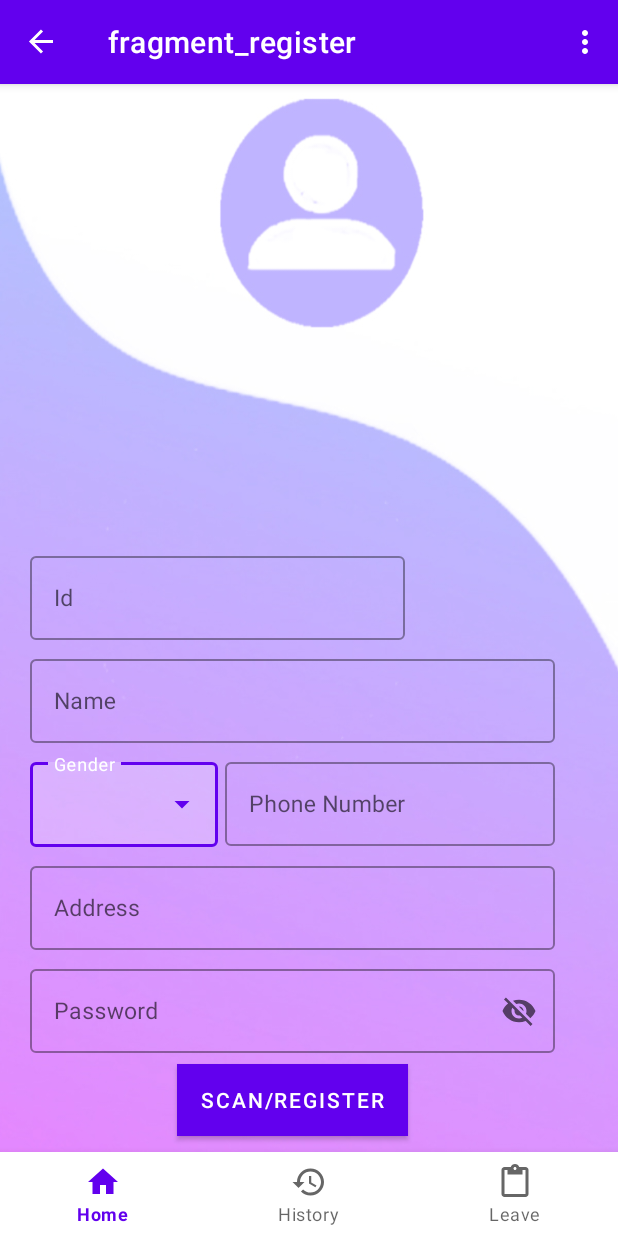
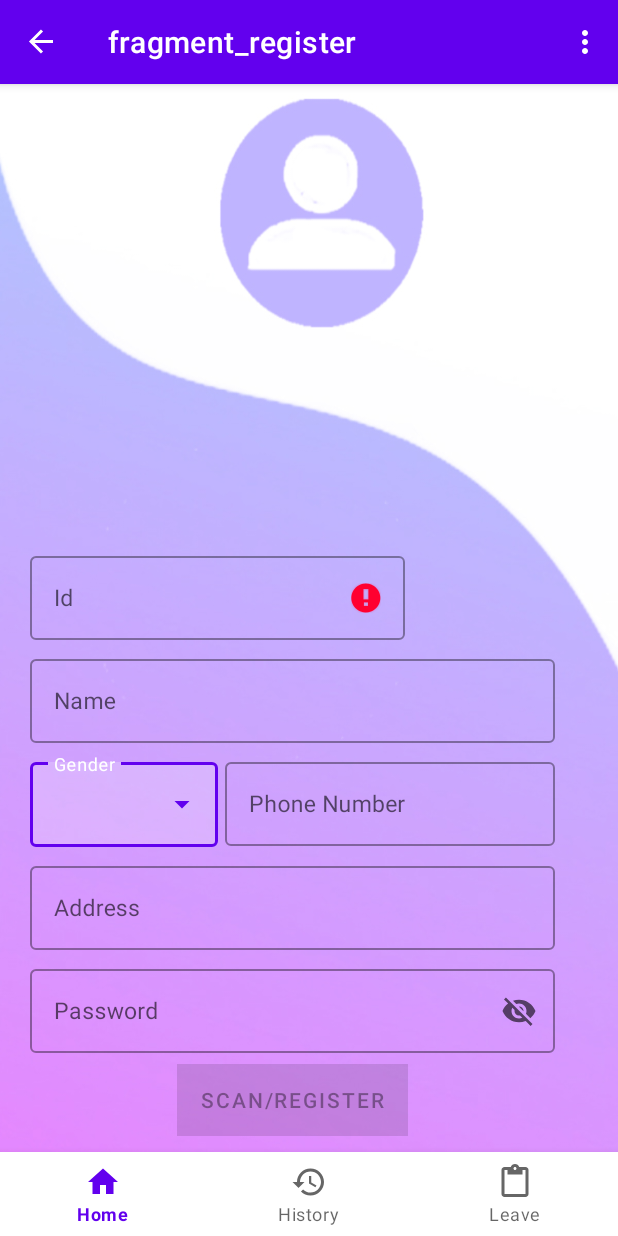
Before and after one commit to teamcastor/haazir, an Android app: the RegisterFragment screen opened through its navigation route, after a tap on an icon or button, on a phone screen of 412 x 824 dp. Run offline under Robolectric (Android 15) with nearby library versions, the light colour scheme and no system bars; our stand-ins replace Firebase (no records; nobody signed in at launch, a user with empty details on screens opened directly), navigation-ui; 1 other tap on this screen came first.

Commit message:
Attach register UI to firebase database

```diff
--- a/app/build.gradle
+++ b/app/build.gradle
@@ -38,6 +38,7 @@ android {
 
 dependencies {
     implementation 'com.google.android.material:material:1.6.1'
+    implementation 'com.google.firebase:firebase-database-ktx:20.0.5'
     implementation 'com.google.firebase:firebase-auth-ktx'
     implementation 'com.google.firebase:firebase-auth:21.0.5'
     implementation 'androidx.core:core-ktx:1.8.0'
--- a/app/src/main/java/com/teamcastor/haazir/HomeFragment.kt
+++ b/app/src/main/java/com/teamcastor/haazir/HomeFragment.kt
@@ -5,13 +5,13 @@ import android.view.LayoutInflater
 import android.view.View
 import android.view.ViewGroup
 import androidx.fragment.app.Fragment
+import androidx.fragment.app.activityViewModels
 import androidx.lifecycle.SavedStateHandle
 import androidx.lifecycle.ViewModelProvider
 import androidx.navigation.fragment.findNavController
 import com.google.android.material.bottomnavigation.BottomNavigationView
 import com.teamcastor.haazir.data.model.LoginViewModel
 import com.teamcastor.haazir.databinding.FragmentHomeBinding
-import com.teamcastor.haazir.ui.login.LoginViewModelFactory
 
 /**
  * A simple [Fragment] subclass as the default destination in the navigation.
@@ -23,7 +23,7 @@ class HomeFragment : Fragment() {
 
 
     private var _binding: FragmentHomeBinding? = null
-    private lateinit var loginViewModel: LoginViewModel
+    private val loginViewModel: LoginViewModel by activityViewModels()
     private lateinit var savedStateHandle: SavedStateHandle
 
 
@@ -37,8 +37,6 @@ class HomeFragment : Fragment() {
     ): View {
 
         _binding = FragmentHomeBinding.inflate(inflater, container, false)
-        loginViewModel = ViewModelProvider(this, LoginViewModelFactory())
-            .get(LoginViewModel::class.java)
         return binding.root
 
     }
--- a/app/src/main/java/com/teamcastor/haazir/RegisterFragment.kt
+++ /dev/null
@@ -1,42 +0,0 @@
-package com.teamcastor.haazir
-
-import android.os.Bundle
-import android.view.KeyEvent
-import android.view.LayoutInflater
-import android.view.View
-import android.view.ViewGroup
-import android.view.inputmethod.EditorInfo
-import android.widget.ArrayAdapter
-import android.widget.TextView
-import androidx.fragment.app.Fragment
-import com.teamcastor.haazir.databinding.FragmentRegisterBinding
-
-
-private const val ARG_PARAM1 = "param1"
-private const val ARG_PARAM2 = "param2"
-
-//private val bindings get() = binding!!
-
-class RegisterFragment : Fragment() {
-
-    private var _binding: FragmentRegisterBinding? = null
-    private val binding get() = _binding!!
-
-    override fun onCreateView(
-        inflater: LayoutInflater, container: ViewGroup?,
-        savedInstanceState: Bundle?
-    ): View {
-        // Inflate the layout for this fragment
-        _binding = FragmentRegisterBinding.inflate(inflater, container, false)
-        val gender = resources.getStringArray(R.array.Gender)
-        val arrayAdapter = ArrayAdapter(requireContext(), R.layout.genderdropdown, gender)
-        binding.genderpicker.setAdapter(arrayAdapter)
-        return binding.root
-    }
-    override fun onDestroyView() {
-        super.onDestroyView()
-        _binding = null
-    }
-
-
-}
--- /dev/null
+++ b/app/src/main/java/com/teamcastor/haazir/data/User.kt
@@ -0,0 +1,11 @@
+package com.teamcastor.haazir.data
+
+data class User(
+    var email: String,
+    var name: String,
+    var gender: String,
+    var phoneNumber: CharSequence,
+    var address: String,
+) {
+
+}
--- a/app/src/main/java/com/teamcastor/haazir/ui/login/LoginViewModelFactory.kt
+++ /dev/null
@@ -1,21 +0,0 @@
-package com.teamcastor.haazir.ui.login
-
-import androidx.lifecycle.ViewModel
-import androidx.lifecycle.ViewModelProvider
-import com.teamcastor.haazir.data.model.LoginViewModel
-
-/**
- * ViewModel provider factory to instantiate LoginViewModel.
- * Required given LoginViewModel has a non-empty constructor
- */
-class LoginViewModelFactory : ViewModelProvider.Factory {
-
-    @Suppress("UNCHECKED_CAST")
-    override fun <T : ViewModel> create(modelClass: Class<T>): T {
-        if (modelClass.isAssignableFrom(LoginViewModel::class.java)) {
-            return LoginViewModel(
-            ) as T
-        }
-        throw IllegalArgumentException("Unknown ViewModel class")
-    }
-}
--- /dev/null
+++ b/app/src/main/java/com/teamcastor/haazir/ui/register/RegisterFormState.kt
@@ -0,0 +1,14 @@
+package com.teamcastor.haazir.ui.register
+
+/**
+ * Data validation state of the login form.
+ */
+data class RegisterFormState(
+    val emailError: Int? = null,
+    val nameError: Int? = null,
+    val passwordError: Int? = null,
+    val genderError: Int? = null,
+    val phoneError: Int? = null,
+    val addressError: Int? = null,
+    val isDataValid: Boolean = false
+)
--- /dev/null
+++ b/app/src/main/java/com/teamcastor/haazir/ui/register/RegisterFragment.kt
@@ -0,0 +1,150 @@
+package com.teamcastor.haazir.ui.register
+
+import android.content.Context
+import android.os.Bundle
+import android.text.Editable
+import android.text.TextWatcher
+import android.util.Patterns
+import android.view.LayoutInflater
+import android.view.View
+import android.view.ViewGroup
+import android.widget.ArrayAdapter
+import android.widget.AutoCompleteTextView
+import androidx.fragment.app.Fragment
+import androidx.fragment.app.activityViewModels
+import com.teamcastor.haazir.data.model.LoginViewModel
+import com.teamcastor.haazir.databinding.FragmentRegisterBinding
+import androidx.lifecycle.Observer
+import com.teamcastor.haazir.R
+import com.teamcastor.haazir.data.User
+
+
+private const val ARG_PARAM1 = "param1"
+private const val ARG_PARAM2 = "param2"
+
+//private val bindings get() = binding!!
+
+class RegisterFragment : Fragment() {
+
+    private lateinit var binding: FragmentRegisterBinding
+    private val loginViewModel: LoginViewModel by activityViewModels()
+    private lateinit var user: User
+
+    override fun onCreateView(
+        inflater: LayoutInflater, container: ViewGroup?,
+        savedInstanceState: Bundle?
+    ): View {
+        // Inflate the layout for this fragment
+        binding = FragmentRegisterBinding.inflate(inflater, container, false)
+        val gender = resources.getStringArray(R.array.Gender)
+        val arrayAdapter = ArrayAdapter(requireContext(), R.layout.genderdropdown, gender)
+        binding.genderpicker.setAdapter(arrayAdapter)
+        return binding.root
+
+
+    }
+
+    override fun onViewCreated(view: View, savedInstanceState: Bundle?) {
+        super.onViewCreated(view, savedInstanceState)
+        val emailEditText = binding.empid
+        val nameEditText = binding.empName
+        val genderEditText = binding.genderpicker
+        var genderEditTextLayout = binding.genderLayout
+        val addressEditText = binding.address
+        val phoneNumberEditText = binding.number
+        val registerButton = binding.register
+        val passwordEditText = binding.password
+        val passwordEditTextLayout = binding.passwordLayout
+
+        loginViewModel.registerFormState.observe(viewLifecycleOwner,
+            Observer { registerFormState ->
+                if (registerFormState == null) {
+                    return@Observer
+                }
+                println("The data is valid: $registerFormState.isDataValid")
+                registerButton.isEnabled = registerFormState.isDataValid
+                registerFormState.emailError?.let {
+                    emailEditText.error = getString(it)
+                }
+                registerFormState.nameError?.let {
+                    nameEditText.error = getString(it)
+                }
+                registerFormState.phoneError?.let {
+                    phoneNumberEditText.error = getString(it)
+                }
+                // For a TextInputLayout the error is not set to null
+                // on every keypress like TextInputEditText
+                if (registerFormState.passwordError != null) {
+                    passwordEditTextLayout.error = getString(registerFormState.passwordError)
+                }
+                else {
+                    passwordEditTextLayout.error = null
+                }
+
+                registerFormState.addressError?.let {
+                    addressEditText.error = getString(it)
+                    println(addressEditText.error)
+                }
+                registerFormState.genderError?.let {
+                    genderEditTextLayout.error = getString(it)
+                }
+            })
+
+        val afterTextChangedListener = object : TextWatcher {
+            override fun beforeTextChanged(s: CharSequence, start: Int, count: Int, after: Int) {
+                // ignore
+            }
+
+            override fun onTextChanged(s: CharSequence, start: Int, before: Int, count: Int) {
+            }
+
+            override fun afterTextChanged(s: Editable) {
+                user = User(
+                    email = emailEditText.text.toString(),
+                    phoneNumber = phoneNumberEditText.text.toString(),
+                    address = addressEditText.text.toString(),
+                    name = nameEditText.text.toString(),
+                    gender = genderEditText.text.toString()
+                )
+                loginViewModel.registerDataChanged(user, passwordEditText.text.toString())
+            }
+        }
+
+        emailEditText.addTextChangedListener(afterTextChangedListener)
+        passwordEditText.addTextChangedListener(afterTextChangedListener)
+        phoneNumberEditText.addTextChangedListener(afterTextChangedListener)
+        addressEditText.addTextChangedListener(afterTextChangedListener)
+        nameEditText.addTextChangedListener(afterTextChangedListener)
+        genderEditText.setOnItemClickListener { _,_,_,_ ->
+           genderEditTextLayout.error = null
+        }
+
+        registerButton.setOnClickListener {
+            loginViewModel.register(user, passwordEditText.text.toString())
+        }
+    }
+    companion object {
+        // A placeholder username validation check
+        fun isEmailValid(username: String): Boolean {
+            return Patterns.EMAIL_ADDRESS.matcher(username).matches()
+        }
+        fun isNameValid(username: String): Boolean {
+            return (username.isNotEmpty())
+        }
+        fun isNumberValid(number: CharSequence): Boolean {
+            return Patterns.PHONE.matcher(number).matches()
+        }
+        fun isAddressValid(address: String): Boolean {
+            return (address.isNotEmpty())
+        }
+
+        // A placeholder password validation check
+        fun isPasswordValid(password: String): Boolean {
+            return password.length > 5
+        }
+        fun isGenderValid(gender: String): Boolean {
+            return gender.isNotEmpty()
+    }
+    }
+
+}
--- a/app/src/main/res/layout/fragment_register.xml
+++ b/app/src/main/res/layout/fragment_register.xml
@@ -5,14 +5,15 @@
     android:layout_width="match_parent"
     android:background="@drawable/register_bg"
     android:layout_height="match_parent"
-    tools:context=".RegisterFragment">
+    tools:context="com.teamcastor.haazir.ui.register.RegisterFragment">
 
     <androidx.constraintlayout.widget.ConstraintLayout
+        android:id="@+id/registerLayout"
         android:layout_width="match_parent"
         android:layout_height="match_parent">
 
         <com.google.android.material.textfield.TextInputLayout
-            android:id="@+id/empid"
+            android:id="@+id/empidlayout"
             style="@style/Widget.MaterialComponents.TextInputLayout.OutlinedBox"
             android:layout_width="250dp"
             android:layout_height="wrap_content"
@@ -23,6 +24,7 @@
             app:layout_constraintTop_toBottomOf="@+id/top">
 
             <com.google.android.material.textfield.TextInputEditText
+                android:id="@+id/empid"
                 android:layout_width="match_parent"
                 android:layout_height="wrap_content"
                 android:textColor="@color/white"
@@ -33,7 +35,7 @@
         </com.google.android.material.textfield.TextInputLayout>
 
         <com.google.android.material.textfield.TextInputLayout
-            android:id="@+id/empName"
+            android:id="@+id/empNameLayout"
             style="@style/Widget.MaterialComponents.TextInputLayout.OutlinedBox"
             android:layout_width="350dp"
             android:layout_height="wrap_content"
@@ -41,9 +43,10 @@
             app:hintTextColor="@color/white"
             android:hint="Name"
             app:layout_constraintStart_toStartOf="@+id/left"
-            app:layout_constraintTop_toBottomOf="@+id/empid">
+            app:layout_constraintTop_toBottomOf="@+id/empidlayout">
 
             <com.google.android.material.textfield.TextInputEditText
+                android:id="@+id/empName"
                 android:layout_width="match_parent"
                 android:layout_height="wrap_content"
                 android:textColor="@color/white"
@@ -54,7 +57,7 @@
         </com.google.android.material.textfield.TextInputLayout>
 
         <com.google.android.material.textfield.TextInputLayout
-            android:id="@+id/gender"
+            android:id="@+id/genderLayout"
             style="@style/Widget.MaterialComponents.TextInputLayout.OutlinedBox.ExposedDropdownMenu"
             android:layout_width="125dp"
             android:layout_height="wrap_content"
@@ -62,7 +65,7 @@
             android:hint="Gender"
             app:hintTextColor="@color/white"
             app:layout_constraintStart_toStartOf="@+id/left"
-            app:layout_constraintTop_toBottomOf="@+id/empName">
+            app:layout_constraintTop_toBottomOf="@+id/empNameLayout">
 
             <AutoCompleteTextView
                 android:id="@+id/genderpicker"
@@ -70,12 +73,12 @@
                 android:layout_height="wrap_content"
                 android:inputType="none"
                 android:layout_weight="1"
-                />
+                app:errorIconDrawable="@null" />
 
         </com.google.android.material.textfield.TextInputLayout>
 
         <com.google.android.material.textfield.TextInputLayout
-            android:id="@+id/number"
+            android:id="@+id/numberLayout"
             style="@style/Widget.MaterialComponents.TextInputLayout.OutlinedBox"
             android:layout_width="220dp"
             android:layout_height="wrap_content"
@@ -83,9 +86,10 @@
             app:hintTextColor="@color/white"
             android:hint="Phone Number"
             app:layout_constraintEnd_toStartOf="@+id/right"
-            app:layout_constraintTop_toBottomOf="@+id/empName">
+            app:layout_constraintTop_toBottomOf="@+id/empNameLayout">
 
             <com.google.android.material.textfield.TextInputEditText
+                android:id="@+id/number"
                 android:layout_width="match_parent"
                 android:layout_height="wrap_content"
                 android:textColor="@color/white"
@@ -108,7 +112,7 @@
         <!--            app:layout_constraintTop_toBottomOf="@+id/empName" />-->
 
         <com.google.android.material.textfield.TextInputLayout
-            android:id="@+id/address"
+            android:id="@+id/addressLayout"
             style="@style/Widget.MaterialComponents.TextInputLayout.OutlinedBox"
             android:layout_width="350dp"
             android:layout_height="wrap_content"
@@ -116,9 +120,10 @@
             app:hintTextColor="@color/white"
             android:hint="Address"
             app:layout_constraintStart_toStartOf="@+id/left"
-            app:layout_constraintTop_toBottomOf="@+id/gender">
+            app:layout_constraintTop_toBottomOf="@+id/genderLayout">
 
             <com.google.android.material.textfield.TextInputEditText
+                android:id="@+id/address"
                 android:layout_width="match_parent"
                 android:layout_height="wrap_content"
                 android:textColor="@color/white"
@@ -129,18 +134,20 @@
         </com.google.android.material.textfield.TextInputLayout>
 
         <com.google.android.material.textfield.TextInputLayout
-            android:id="@+id/password"
+            android:id="@+id/passwordLayout"
             style="@style/Widget.MaterialComponents.TextInputLayout.OutlinedBox"
             android:layout_width="350dp"
             android:layout_height="wrap_content"
             android:layout_marginTop="7sp"
+            android:layout_marginEnd="40dp"
             android:hint="Password"
             app:hintTextColor="@color/white"
             app:endIconMode="password_toggle"
             app:layout_constraintStart_toStartOf="@+id/left"
-            app:layout_constraintTop_toBottomOf="@+id/address">
+            app:layout_constraintTop_toBottomOf="@+id/addressLayout">
 
             <com.google.android.material.textfield.TextInputEditText
+                android:id="@+id/password"
                 android:layout_width="match_parent"
                 android:layout_height="wrap_content"
                 android:textColor="@color/white"
@@ -151,11 +158,13 @@
         </com.google.android.material.textfield.TextInputLayout>
 
         <Button
+            android:id="@+id/register"
             android:layout_width="wrap_content"
             android:layout_height="wrap_content"
             android:background="#F8F0E3"
             android:text="Scan/Register"
-            app:layout_constraintTop_toBottomOf="@+id/password"
+            android:enabled="false"
+            app:layout_constraintTop_toBottomOf="@+id/passwordLayout"
             app:layout_constraintStart_toStartOf="@+id/left"
             app:layout_constraintEnd_toStartOf="@+id/right"
             android:layout_marginTop="7dp"/>
--- a/app/src/main/res/navigation/nav_graph.xml
+++ b/app/src/main/res/navigation/nav_graph.xml
@@ -65,7 +65,7 @@
     </fragment>
     <fragment
         android:id="@+id/registerFragment"
-        android:name="com.teamcastor.haazir.RegisterFragment"
+        android:name="com.teamcastor.haazir.ui.register.RegisterFragment"
         android:label="fragment_register"
         tools:layout="@layout/fragment_register" />
 </navigation>
--- a/app/src/main/res/values/strings.xml
+++ b/app/src/main/res/values/strings.xml
@@ -18,6 +18,10 @@
     <string name="welcome">"Welcome!"</string>
     <string name="invalid_email">Not a valid email</string>
     <string name="invalid_password">Password must be >5 characters</string>
+    <string name="invalid_name">Name cannot be empty</string>
+    <string name="invalid_gender">Please select gender</string>
+    <string name="invalid_number">Not a valid phone number</string>
+    <string name="invalid_address">Address cannot be empty</string>
     <string name="login_failed">"Login failed"</string>
     <string name="action_logout">"Logout"</string>
     <!-- TODO: Remove or change this placeholder text -->
```
Also changed, not shown: app/src/main/java/com/teamcastor/haazir/data/model/LoginViewModel.kt (+40 -15 lines), app/src/main/java/com/teamcastor/haazir/ui/login/LoginFragment.kt (+3 -4 lines).
